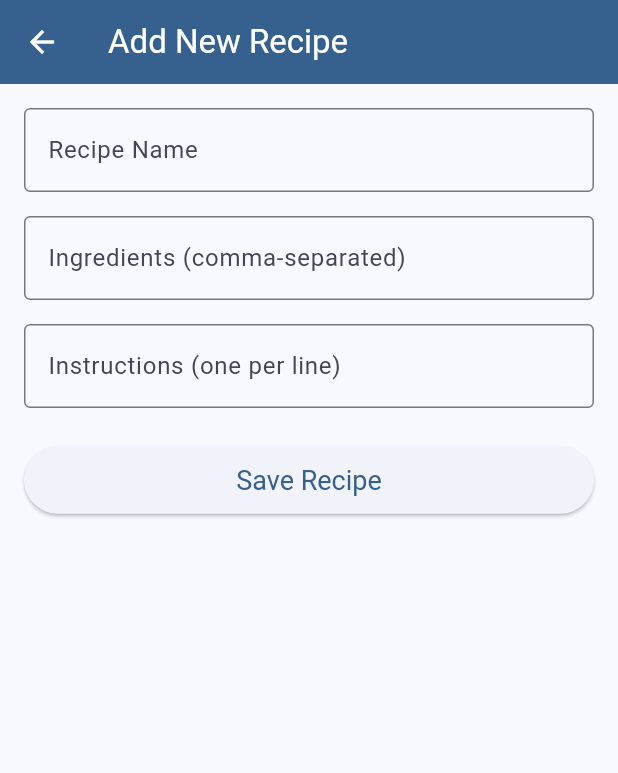
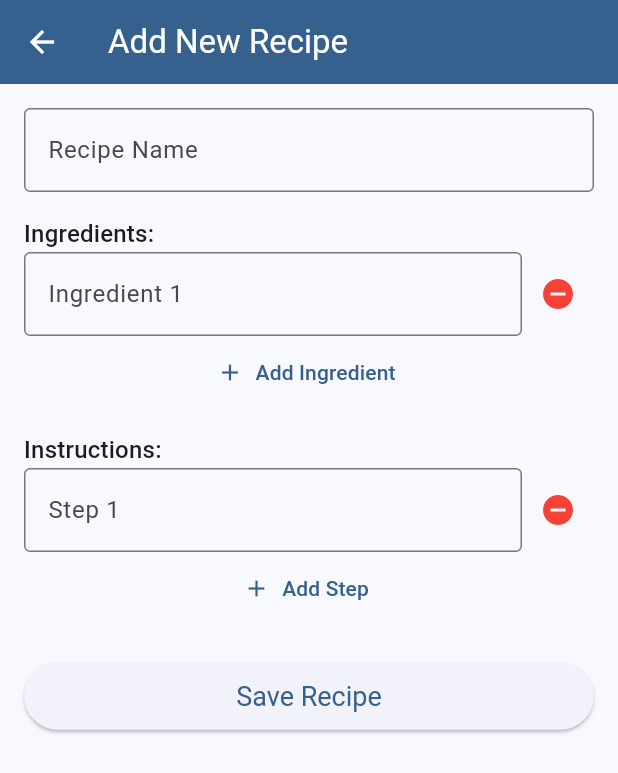
Before and after one commit to wall-daniel/FamilyOrganizer, a Flutter app: the AddRecipeScreen screen opened by its route, on a phone screen of 412 x 824 dp. Shown: the top 773 px of the screen. Run offline on Flutter 3.47's test engine with Material 3 defaults, Android fonts, the light colour scheme and no system bars.

Commit message:
update recipe list

```diff
--- a/family_organizer/lib/features/recipes/add_recipe_screen.dart
+++ b/family_organizer/lib/features/recipes/add_recipe_screen.dart
@@ -15,14 +15,14 @@ class AddRecipeScreen extends StatefulWidget {
 class _AddRecipeScreenState extends State<AddRecipeScreen> {
   final _formKey = GlobalKey<FormState>();
   final TextEditingController _nameController = TextEditingController();
-  final TextEditingController _ingredientsController = TextEditingController();
-  final TextEditingController _instructionsController = TextEditingController();
+  List<TextEditingController> _ingredientControllers = [TextEditingController()];
+  List<TextEditingController> _instructionControllers = [TextEditingController()];
 
   @override
   void dispose() {
     _nameController.dispose();
-    _ingredientsController.dispose();
-    _instructionsController.dispose();
+    for (var c in _ingredientControllers) { c.dispose(); }
+    for (var c in _instructionControllers) { c.dispose(); }
     super.dispose();
   }
 
@@ -30,15 +30,11 @@ class _AddRecipeScreenState extends State<AddRecipeScreen> {
     if (_formKey.currentState!.validate()) {
       final newRecipe = Recipe(
         name: _nameController.text,
-        ingredients: _ingredientsController.text
-            .split(',')
-            .map((e) => e.trim())
-            .where((e) => e.isNotEmpty)
-            .toList(),
-        instructions: _instructionsController.text, // Instructions is now a single String
+        ingredients: _ingredientControllers.map((c) => c.text.trim()).where((e) => e.isNotEmpty).toList(),
+        instructions: _instructionControllers.map((c) => c.text.trim()).where((e) => e.isNotEmpty).toList(),
       );
       Provider.of<RecipeService>(context, listen: false).addRecipe(newRecipe);
-      Navigator.pop(context); // Go back to the recipe list
+      Navigator.pop(context);
     }
   }
 
@@ -70,23 +66,80 @@ class _AddRecipeScreenState extends State<AddRecipeScreen> {
                 },
               ),
               const SizedBox(height: 16),
-              TextFormField(
-                controller: _ingredientsController,
-                decoration: const InputDecoration(
-                  labelText: 'Ingredients (comma-separated)',
-                  border: OutlineInputBorder(),
-                ),
-                maxLines: null,
+              Text('Ingredients:', style: Theme.of(context).textTheme.titleMedium),
+              ..._ingredientControllers.asMap().entries.map((entry) {
+                final i = entry.key;
+                final c = entry.value;
+                return Row(
+                  children: [
+                    Expanded(
+                      child: TextFormField(
+                        controller: c,
+                        decoration: InputDecoration(
+                          labelText: 'Ingredient ${i + 1}',
+                          border: const OutlineInputBorder(),
+                        ),
+                      ),
+                    ),
+                    IconButton(
+                      icon: const Icon(Icons.remove_circle, color: Colors.red),
+                      onPressed: _ingredientControllers.length > 1
+                          ? () {
+                              setState(() {
+                                _ingredientControllers.removeAt(i);
+                              });
+                            }
+                          : null,
+                    ),
+                  ],
+                );
+              }),
+              TextButton.icon(
+                icon: const Icon(Icons.add),
+                label: const Text('Add Ingredient'),
+                onPressed: () {
+                  setState(() {
+                    _ingredientControllers.add(TextEditingController());
+                  });
+                },
               ),
               const SizedBox(height: 16),
-              TextFormField(
-                controller: _instructionsController,
-                decoration: const InputDecoration(
-                  labelText: 'Instructions (one per line)',
-                  border: OutlineInputBorder(),
-                ),
-                keyboardType: TextInputType.multiline,
-                maxLines: null,
+              Text('Instructions:', style: Theme.of(context).textTheme.titleMedium),
+              ..._instructionControllers.asMap().entries.map((entry) {
+                final i = entry.key;
+                final c = entry.value;
+                return Row(
+                  children: [
+                    Expanded(
+                      child: TextFormField(
+                        controller: c,
+                        decoration: InputDecoration(
+                          labelText: 'Step ${i + 1}',
+                          border: const OutlineInputBorder(),
+                        ),
+                      ),
+                    ),
+                    IconButton(
+                      icon: const Icon(Icons.remove_circle, color: Colors.red),
+                      onPressed: _instructionControllers.length > 1
+                          ? () {
+                              setState(() {
+                                _instructionControllers.removeAt(i);
+                              });
+                            }
+                          : null,
+                    ),
+                  ],
+                );
+              }),
+              TextButton.icon(
+                icon: const Icon(Icons.add),
+                label: const Text('Add Step'),
+                onPressed: () {
+                  setState(() {
+                    _instructionControllers.add(TextEditingController());
+                  });
+                },
               ),
               const SizedBox(height: 24),
               ElevatedButton(
--- a/family_organizer/lib/models/recipe.dart
+++ b/family_organizer/lib/models/recipe.dart
@@ -2,25 +2,25 @@ class Recipe {
   final int? id;
   String name;
   List<String> ingredients;
-  String instructions; // Changed from List<String> to String to match backend
+  List<String> instructions;
 
   Recipe({
     this.id,
     required this.name,
     this.ingredients = const [],
-    this.instructions = '',
+    this.instructions = const [],
   });
 
   factory Recipe.fromJson(Map<String, dynamic> json) {
     return Recipe(
       id: json['id'],
       name: json['name'],
-      ingredients: (json['ingredients'] as String? ?? '')
-          .split(',')
-          .map((e) => e.trim())
-          .where((e) => e.isNotEmpty)
-          .toList(),
-      instructions: json['instructions'] ?? '',
+      ingredients: (json['ingredients'] is List)
+          ? List<String>.from(json['ingredients'])
+          : [],
+      instructions: (json['instructions'] is List)
+          ? List<String>.from(json['instructions'])
+          : [],
     );
   }
 
@@ -28,7 +28,7 @@ class Recipe {
     return {
       'id': id,
       'name': name,
-      'ingredients': ingredients.join(', '), // Convert list to comma-separated string
+      'ingredients': ingredients,
       'instructions': instructions,
     };
   }
```
Also changed, not shown: family_organizer/lib/features/meal_planning/meal_planning_screen.dart (+38 -3 lines), family_organizer/lib/features/recipes/recipe_list_screen.dart (+14 -1 lines), 3 other files.
